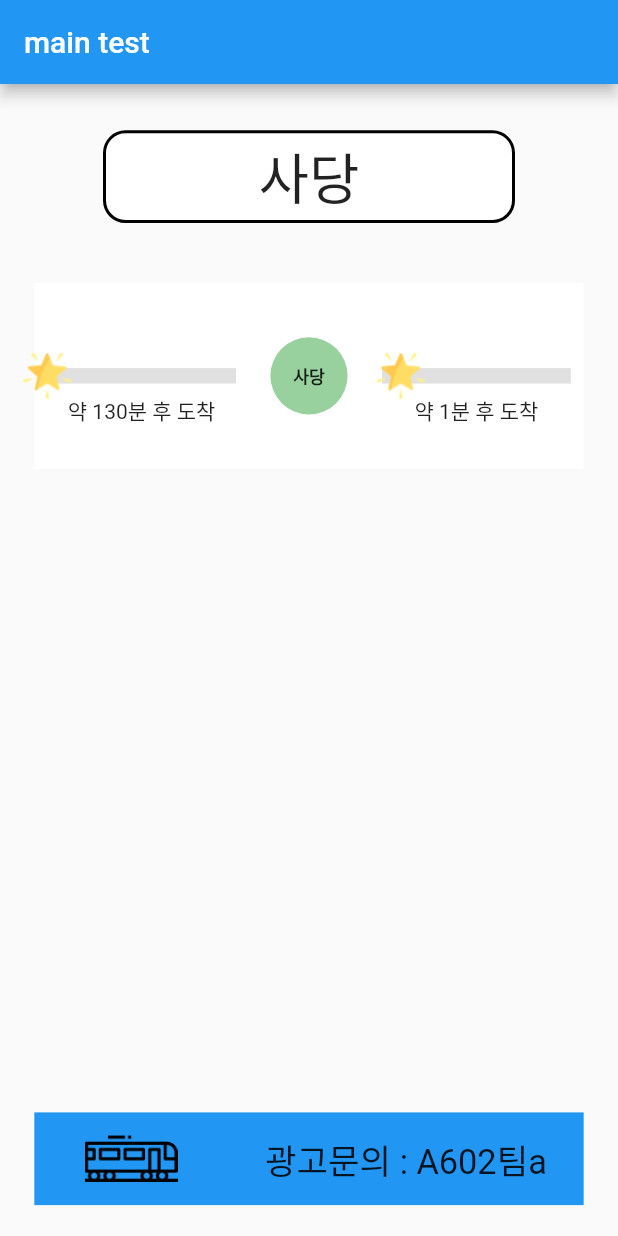
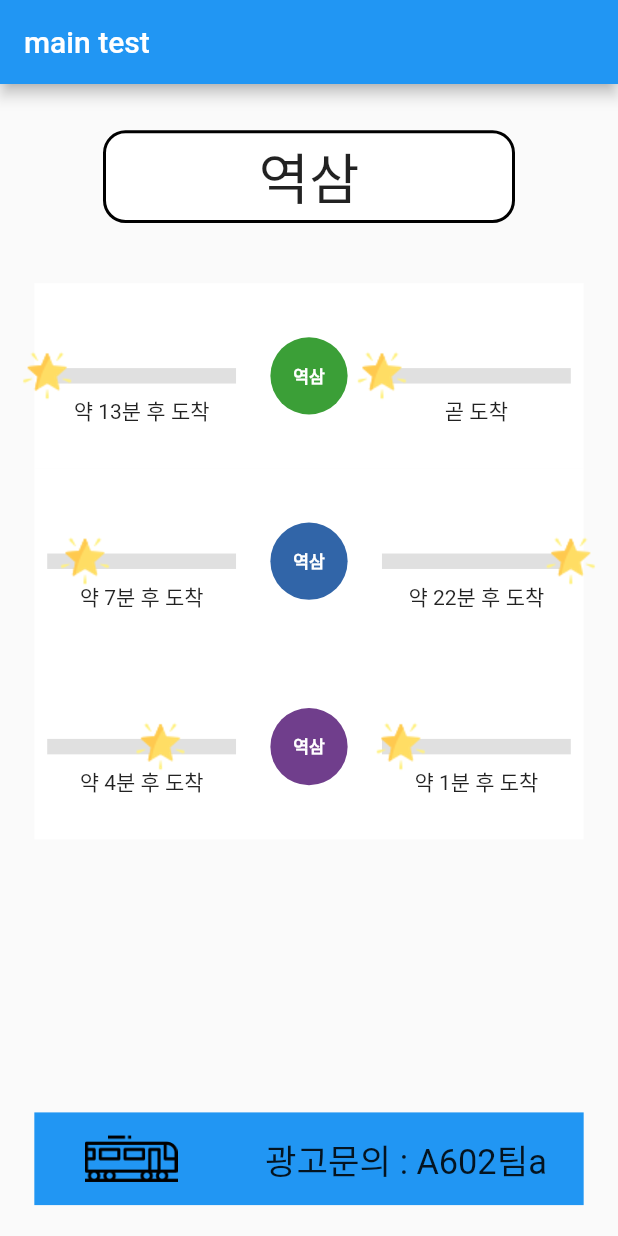
Before and after one commit to jihye0723/Emoji, a Flutter app: the screen it shows after launch, on a phone screen of 412 x 824 dp. Run offline on Flutter 3.47's test engine with Material 2 defaults, Android fonts, the phone set to English and light mode, and no system bars; drawn by our look-alikes of pull_to_refresh; our stand-ins replace flutter_screenutil, fluttertoast, geolocator.

Commit message:
FEAT sample.json 에 여러개 받았을때 listview

```diff
--- a/assets/data/sample.json
+++ b/assets/data/sample.json
@@ -1,29 +1,41 @@
 {
-  "stationName": "사당",
+  "stationName": "역삼",
   "trainList": [
     {
       "line": "2호선",
       "direction": 1,
-      "trainNo": "2147",
-      "remainTime": 7777
+      "trainNo": "2001",
+      "remainTime": 777
+    },
+    {
+      "line": "2호선",
+      "direction": 0,
+      "trainNo": "2000",
+      "remainTime": 26
+    },
+    {
+      "line": "4호선",
+      "direction": 1,
+      "trainNo": "4001",
+      "remainTime": 444
     },
     {
       "line": "4호선",
       "direction": 0,
-      "trainNo": "4642",
-      "remainTime": 125
+      "trainNo": "4000",
+      "remainTime": 1313
     },
     {
-      "line": "4호선",
+      "line": "5호선",
       "direction": 1,
-      "trainNo": "4129",
-      "remainTime": 374
+      "trainNo": "5001",
+      "remainTime": 234
     },
     {
-      "line": "2호선",
+      "line": "5호선",
       "direction": 0,
-      "trainNo": "2156",
-      "remainTime": 111
+      "trainNo": "5000",
+      "remainTime": 37
     }
   ]
 }
--- a/lib/FirstPage.dart
+++ b/lib/FirstPage.dart
@@ -7,9 +7,9 @@ import 'package:flutter/services.dart';
 import 'package:flutter_screenutil/flutter_screenutil.dart';
 import 'package:geolocator/geolocator.dart';
 import 'package:pull_to_refresh/pull_to_refresh.dart';
-import 'package:subway/SearchTrainDialog.dart';
 import 'CustomSlider.dart';
 import 'TrainInfo.dart';
+import 'TrainLineColor.dart';
 
 class FirstPage extends StatefulWidget {
   const FirstPage({Key? key}) : super(key: key);
@@ -24,7 +24,7 @@ class _FirstPageState extends State<FirstPage> {
   Position? _currentPosition;
   bool _checkedPosition = false;
   // String _stationName = "무슨무슨역";
-  int _itemCount = 1;
+  int _itemCount = 0;
 
   RefreshController _controller = RefreshController(initialRefresh: false);
 
@@ -75,7 +75,7 @@ class _FirstPageState extends State<FirstPage> {
 
   // 페이지 리로드  (Todo)
   void _onRefresh() async {
-    await Future.delayed(Duration(milliseconds: 1000));
+    await Future.delayed(Duration(milliseconds: 100));
     print("refresh!!!!");
     getLocation().then((value) => setState(() {
           _currentPosition = value;
@@ -84,6 +84,7 @@ class _FirstPageState extends State<FirstPage> {
     loadTrainInfo().then((value) => setState(() {
           // print(value.stationName + " " + value.trainList.length.toString());
           _trainInfo = value;
+          _itemCount = (value.trainList.length / 2).round();
           _loadedInfo = true;
         }));
     print("count : " + _itemCount.toString());
@@ -95,9 +96,6 @@ class _FirstPageState extends State<FirstPage> {
 
   // 서버로부터 받은 역 정보 읽어서 parsing (Todo)
   void getTrainInfo() {}
-
-  // 탑승정보 서버로 전달 (Todo)
-  void sendBoardingInfoToServer() {}
 
   @override
   void initState() {
@@ -111,6 +109,7 @@ class _FirstPageState extends State<FirstPage> {
           _trainInfo = value;
           _loadedInfo = true;
         }));
+    _onRefresh();
     super.initState();
   }
 
@@ -139,7 +138,7 @@ class _FirstPageState extends State<FirstPage> {
     );
 
     // 역 정보 받아와서 열차 운행정보 구하면 열차 도착정보 띄워줄 섹션 (2호선, { 낙성대, 2147, 3분 }, { 방배, 2156, 2분 })
-    Widget stationInfoSection = Container(
+    Widget stationInfoSection(int idx) => Container(
           alignment: Alignment.topCenter,
           child: Container(
             width: 320.w,
@@ -158,10 +157,12 @@ class _FirstPageState extends State<FirstPage> {
             child: Row(
               mainAxisAlignment: MainAxisAlignment.spaceBetween,
               children: <Widget>[
-            CustomSlider(
-              trainNo: "2147",
-              remainTime: 7777,
-              direction: 1,
+                _trainInfo.trainList.length == 0
+                    ? Container()
+                    : CustomSlider(
+                        trainNo: _trainInfo.trainList[idx * 2].trainNo,
+                        remainTime: _trainInfo.trainList[idx * 2].remainTime,
+                        direction: _trainInfo.trainList[idx * 2].direction,
                       ),
                 Container(
                   // currentStation
@@ -169,22 +170,28 @@ class _FirstPageState extends State<FirstPage> {
                       width: 50.w,
                       height: 50.h,
                       decoration: BoxDecoration(
-                      shape: BoxShape.circle, color: Color(0x7f32a23c)),
+                          shape: BoxShape.circle,
+                          color: _trainInfo.trainList.length == 0
+                              ? Colors.white60
+                              : lineColor(_trainInfo.trainList[idx * 2].line)),
                       child: Container(
                         alignment: Alignment.center,
                         child: Text(
-                      "사당",
+                          _trainInfo.stationName,
                           style: TextStyle(
                               fontWeight: FontWeight.w700,
                               fontSize: 10.sp,
-                      ),
+                              color: Colors.white),
                         ),
                       )),
                 ),
-            CustomSlider(
-              trainNo: "2156",
-              remainTime: 33,
-              direction: 0,
+                _trainInfo.trainList.length == 0
+                    ? Container()
+                    : CustomSlider(
+                        trainNo: _trainInfo.trainList[idx * 2 + 1].trainNo,
+                        remainTime:
+                            _trainInfo.trainList[idx * 2 + 1].remainTime,
+                        direction: _trainInfo.trainList[idx * 2 + 1].direction,
                       )
               ],
             ),
@@ -288,12 +295,14 @@ class _FirstPageState extends State<FirstPage> {
                   // ),
                   controller: _controller,
                   onRefresh: _onRefresh,
-                  child: ListView.builder(
+                  child: _itemCount == 0
+                      ? Container()
+                      : ListView.builder(
                           scrollDirection: Axis.vertical,
                           padding: EdgeInsets.all(8.w),
                           itemCount: _itemCount,
                           itemBuilder: (BuildContext context, int index) {
-                        return stationInfoSection;
+                            return stationInfoSection(index);
                           })),
             )),
             // Expanded(
--- a/lib/GetOnTrainDialog.dart
+++ b/lib/GetOnTrainDialog.dart
@@ -62,7 +62,9 @@ class GetOnTrainDialogState extends State<GetOnTrainDialog> {
             child: Container(
               alignment: Alignment.topCenter,
               child: Text(
-                (_remainTime / 60).round().toString() + " 분 후 도착",
+                (_remainTime / 60).round() > 0
+                    ? (_remainTime / 60).round().toString() + " 분 후 도착"
+                    : "곧 도착",
                 style: TextStyle(
                   color: Colors.red,
                   fontSize: 9.sp,
--- a/lib/Home.dart
+++ b/lib/Home.dart
@@ -1,9 +1,6 @@
-import 'package:flutter_screenutil/flutter_screenutil.dart';
-
 import 'FirstPage.dart';
 import 'SecondPage.dart';
 import 'package:flutter/material.dart';
-import 'CustomSlider.dart';
 
 class Home extends StatefulWidget {
   const Home({Key? key}) : super(key: key);
@@ -18,7 +15,7 @@ class _HomeState extends State<Home> {
   static List<Widget> pages = <Widget>[
     // 하단 내비게이션에 들어갈 페이지 리스트 2개
     FirstPage(),
-    SecondPage(),
+    // SecondPage(),
   ];
 
   void _onItemTapped(int index) {
--- a/lib/TrainLineColor.dart
+++ b/lib/TrainLineColor.dart
@@ -1 +1,59 @@
 // 라인별 색상 정의해서 사용할것
+import 'dart:ui';
+import 'package:flutter/material.dart';
+
+lineColor(String line) {
+  Color _color = Colors.white60;
+
+  switch (line) {
+    case "1호선":
+      _color = Color(0xff0D347F);
+      break;
+    case "2호선":
+      _color = Color(0xff3B9F37);
+      break;
+    case "3호선":
+      _color = Color(0xff3B9F37);
+      break;
+    case "4호선":
+      _color = Color(0xff3165A8);
+      break;
+    case "5호선":
+      _color = Color(0xff703E8C);
+      break;
+    case "6호선":
+      _color = Color(0xff904D23);
+      break;
+    case "7호선":
+      _color = Color(0xff5B692E);
+      break;
+    case "8호선":
+      _color = Color(0xffC82363);
+      break;
+    case "9호선":
+      _color = Color(0xffB39627);
+      break;
+    case "분당선":
+      _color = Color(0xffDBA829);
+      break;
+    case "신분당선":
+      _color = Color(0xff971F2D);
+      break;
+    case "경의중앙선":
+      _color = Color(0xff76B69B);
+      break;
+    case "경춘선":
+      _color = Color(0xff2D9B76);
+      break;
+    case "공항철도":
+      _color = Color(0xff6CA8CE);
+      break;
+    case "에버라인":
+      _color = Color(0xff6FB26C);
+      break;
+    default:
+      break;
+  }
+
+  return _color;
+}
```
Lines whose indentation alone changed are shown as unchanged.
